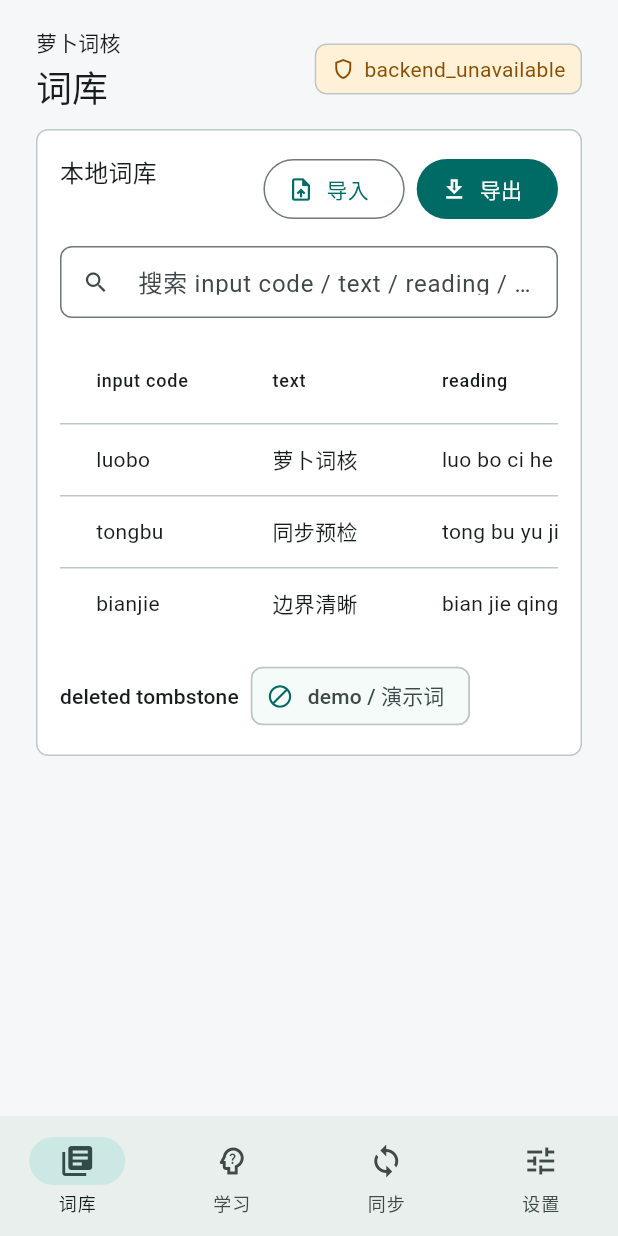
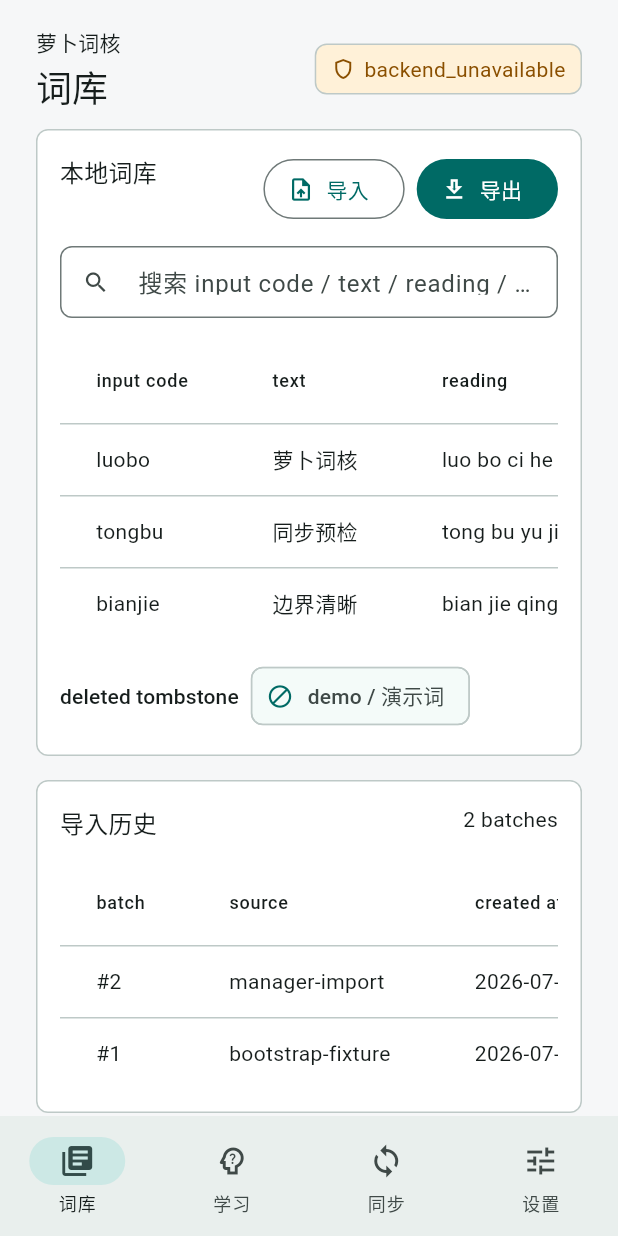
Before and after one commit to laugh0608/RadishLex, a Flutter app: the screen it shows after launch, on a phone screen of 412 x 824 dp. Run offline on Flutter 3.47's test engine with Material 3 defaults, Android fonts, the phone set to English and light mode, and no system bars; missing offline and left inert: dart:ffi.

Commit message:
feat(manager): add dictionary import history view
- Move import batches from learning summary into dictionary management audit view

- Cover empty history and post-import snapshot refresh with widget tests

- Update manager UI boundary docs for the dictionary audit surface

```diff
--- a/apps/radishlex-manager/lib/src/screens/dictionary_view.dart
+++ b/apps/radishlex-manager/lib/src/screens/dictionary_view.dart
@@ -35,7 +35,10 @@ class _DictionaryViewState extends State<DictionaryView> {
     final searchQuery = searchController.text.trim();
     final visibleTerms = _filterTerms(widget.snapshot.dictionaryTerms);
 
-    return ManagerSection(
+    return Column(
+      crossAxisAlignment: CrossAxisAlignment.stretch,
+      children: [
+        ManagerSection(
           title: '本地词库',
           trailing: Wrap(
             spacing: 8,
@@ -86,6 +89,16 @@ class _DictionaryViewState extends State<DictionaryView> {
               _DeletedTermsStrip(deletedTerms: widget.snapshot.deletedTerms),
             ],
           ),
+        ),
+        const SizedBox(height: 16),
+        ManagerSection(
+          title: '导入历史',
+          trailing: Text('${widget.snapshot.importBatches.length} batches'),
+          child: _DictionaryImportHistory(
+            batches: widget.snapshot.importBatches,
+          ),
+        ),
+      ],
     );
   }
 
@@ -103,6 +116,63 @@ class _DictionaryViewState extends State<DictionaryView> {
               term.source.toLowerCase().contains(query);
         })
         .toList(growable: false);
+  }
+}
+
+class _DictionaryImportHistory extends StatelessWidget {
+  const _DictionaryImportHistory({required this.batches});
+
+  final List<DictionaryImportBatchSummary> batches;
+
+  @override
+  Widget build(BuildContext context) {
+    if (batches.isEmpty) {
+      return const _DictionaryEmptyState(
+        icon: Icons.history_toggle_off_outlined,
+        message: '暂无导入历史',
+      );
+    }
+
+    return SingleChildScrollView(
+      key: const Key('dictionary-import-history'),
+      scrollDirection: Axis.horizontal,
+      child: DataTable(
+        headingTextStyle: Theme.of(context).textTheme.labelMedium,
+        columns: const [
+          DataColumn(label: Text('batch')),
+          DataColumn(label: Text('source')),
+          DataColumn(label: Text('created at')),
+          DataColumn(label: Text('records')),
+          DataColumn(label: Text('inserted')),
+          DataColumn(label: Text('updated')),
+          DataColumn(label: Text('skipped')),
+          DataColumn(label: Text('notes')),
+        ],
+        rows: batches
+            .map(
+              (batch) => DataRow(
+                cells: [
+                  DataCell(Text('#${batch.id}')),
+                  DataCell(Text(batch.sourceName)),
+                  DataCell(Text(batch.createdAt)),
+                  DataCell(
+                    Text('${batch.importedTerms}/${batch.totalRecords}'),
+                  ),
+                  DataCell(Text(batch.insertedTerms.toString())),
+                  DataCell(Text(batch.updatedTerms.toString())),
+                  DataCell(
+                    Text(
+                      'deleted ${batch.skippedDeletedTerms}, '
+                      'duplicate ${batch.skippedDuplicateTerms}',
+                    ),
+                  ),
+                  DataCell(Text(batch.notes.isEmpty ? '无' : batch.notes)),
+                ],
+              ),
+            )
+            .toList(),
+      ),
+    );
   }
 }
 
```
Also changed, not shown: apps/radishlex-manager/lib/src/screens/learning_view.dart (+0 -59 lines), 3 other files. Lines whose indentation alone changed are shown as unchanged.
